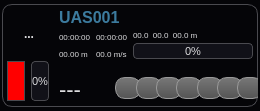
Qt form src/ui/UASView.ui (mavlink/qgroundcontrol) before a commit.
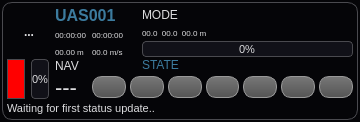
The same form after that commit. Icons and pictures are not drawn.

Commit message: Fixed debug console, fixed nav mode, fixed WP interface

Patch:
```diff
--- a/src/ui/UASView.ui
+++ b/src/ui/UASView.ui
@@ -6,8 +6,8 @@
    <rect>
     <x>0</x>
     <y>0</y>
-    <width>260</width>
-    <height>111</height>
+    <width>360</width>
+    <height>119</height>
    </rect>
   </property>
   <property name="sizePolicy">
@@ -56,10 +56,11 @@
 
 QLabel#stateLabel {
 	font: 12px;
+	color: #3C7B9E;
 }
 
-QLabel#gpsLabel {
-	font: 8px;
+QLabel#navLabel {
+	font: 12px;
 }
 
 QLabel#positionLabel {
@@ -255,7 +256,7 @@
      <property name="title">
       <string/>
      </property>
-     <layout class="QGridLayout" name="gridLayout" columnstretch="10,10,1,10,10,10,100,100">
+     <layout class="QGridLayout" name="gridLayout" columnstretch="1,1,10,10,10,10,80">
       <property name="horizontalSpacing">
        <number>4</number>
       </property>
@@ -306,23 +307,7 @@
         </property>
        </widget>
       </item>
-      <item row="0" column="2" rowspan="8">
-       <spacer name="horizontalSpacer_2">
-        <property name="orientation">
-         <enum>Qt::Horizontal</enum>
-        </property>
-        <property name="sizeType">
-         <enum>QSizePolicy::MinimumExpanding</enum>
-        </property>
-        <property name="sizeHint" stdset="0">
-         <size>
-          <width>4</width>
-          <height>88</height>
-         </size>
-        </property>
-       </spacer>
-      </item>
-      <item row="0" column="3" colspan="3">
+      <item row="0" column="2" colspan="3">
        <widget class="QLabel" name="nameLabel">
         <property name="maximumSize">
          <size>
@@ -349,7 +334,7 @@
         </property>
        </widget>
       </item>
-      <item row="0" column="6" colspan="2">
+      <item row="0" column="5" colspan="2">
        <widget class="QLabel" name="modeLabel">
         <property name="maximumSize">
          <size>
@@ -366,11 +351,11 @@
          </font>
         </property>
         <property name="text">
-         <string/>
+         <string>MODE</string>
         </property>
        </widget>
       </item>
-      <item row="1" column="3" rowspan="3">
+      <item row="1" column="2" rowspan="3">
        <widget class="QLabel" name="timeRemainingLabel">
         <property name="font">
          <font>
@@ -391,7 +376,7 @@
         </property>
        </widget>
       </item>
-      <item row="1" column="4" rowspan="3" colspan="2">
+      <item row="1" column="3" rowspan="3" colspan="2">
        <widget class="QLabel" name="timeElapsedLabel">
         <property name="font">
          <font>
@@ -412,7 +397,7 @@
         </property>
        </widget>
       </item>
-      <item row="3" column="6" rowspan="2" colspan="2">
+      <item row="3" column="5" rowspan="2" colspan="2">
        <widget class="QProgressBar" name="thrustBar">
         <property name="font">
          <font>
@@ -430,7 +415,7 @@
         </property>
        </widget>
       </item>
-      <item row="4" column="3">
+      <item row="4" column="2">
        <widget class="QLabel" name="groundDistanceLabel">
         <property name="font">
          <font>
@@ -451,7 +436,7 @@
         </property>
        </widget>
       </item>
-      <item row="4" column="4" colspan="2">
+      <item row="4" column="3" colspan="2">
        <widget class="QLabel" name="speedLabel">
         <property name="font">
          <font>
@@ -536,22 +521,7 @@
         </property>
        </widget>
       </item>
-      <item row="5" column="3" rowspan="2" colspan="2">
-       <widget class="QLabel" name="stateLabel">
-        <property name="font">
-         <font>
-          <pointsize>-1</pointsize>
-          <weight>50</weight>
-          <italic>false</italic>
-          <bold>false</bold>
-         </font>
-        </property>
-        <property name="text">
-         <string/>
-        </property>
-       </widget>
-      </item>
-      <item row="7" column="3" colspan="2">
+      <item row="7" column="2">
        <widget class="QLabel" name="waypointLabel">
         <property name="font">
          <font>
@@ -575,7 +545,7 @@
         </property>
        </widget>
       </item>
-      <item row="2" column="6" colspan="2">
+      <item row="2" column="5" colspan="2">
        <widget class="QLabel" name="positionLabel">
         <property name="minimumSize">
          <size>
@@ -608,25 +578,7 @@
         </property>
        </widget>
       </item>
-      <item row="5" column="6" colspan="2">
-       <widget class="QLabel" name="statusTextLabel">
-        <property name="maximumSize">
-         <size>
-          <width>16777215</width>
-          <height>12</height>
-         </size>
-        </property>
-        <property name="font">
-         <font>
-          <pointsize>-1</pointsize>
-         </font>
-        </property>
-        <property name="text">
-         <string/>
-        </property>
-       </widget>
-      </item>
-      <item row="6" column="5" rowspan="2" colspan="3">
+      <item row="7" column="3" colspan="4">
        <layout class="QHBoxLayout" name="horizontalLayout">
         <property name="spacing">
          <number>4</number>
@@ -791,6 +743,49 @@
         </item>
        </layout>
       </item>
+      <item row="5" column="2" rowspan="2" colspan="2">
+       <widget class="QLabel" name="navLabel">
+        <property name="font">
+         <font>
+          <pointsize>-1</pointsize>
+          <weight>50</weight>
+          <italic>false</italic>
+          <bold>false</bold>
+         </font>
+        </property>
+        <property name="text">
+         <string>NAV</string>
+        </property>
+       </widget>
+      </item>
+      <item row="8" column="0" colspan="7">
+       <widget class="QLabel" name="statusTextLabel">
+        <property name="text">
+         <string>Waiting for first status update..</string>
+        </property>
+       </widget>
+      </item>
+      <item row="5" column="5">
+       <widget class="QLabel" name="stateLabel">
+        <property name="maximumSize">
+         <size>
+          <width>16777215</width>
+          <height>12</height>
+         </size>
+        </property>
+        <property name="font">
+         <font>
+          <pointsize>-1</pointsize>
+          <weight>50</weight>
+          <italic>false</italic>
+          <bold>false</bold>
+         </font>
+        </property>
+        <property name="text">
+         <string>STATE</string>
+        </property>
+       </widget>
+      </item>
      </layout>
     </widget>
    </item>
```
The commit also changes 17 other files.
